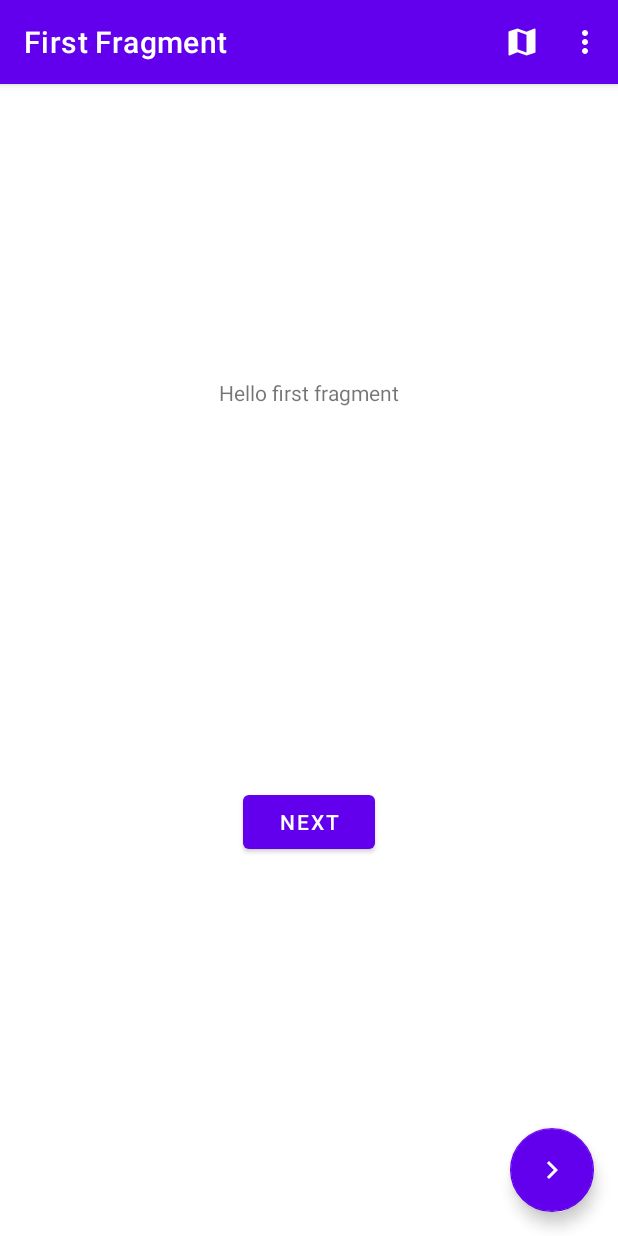
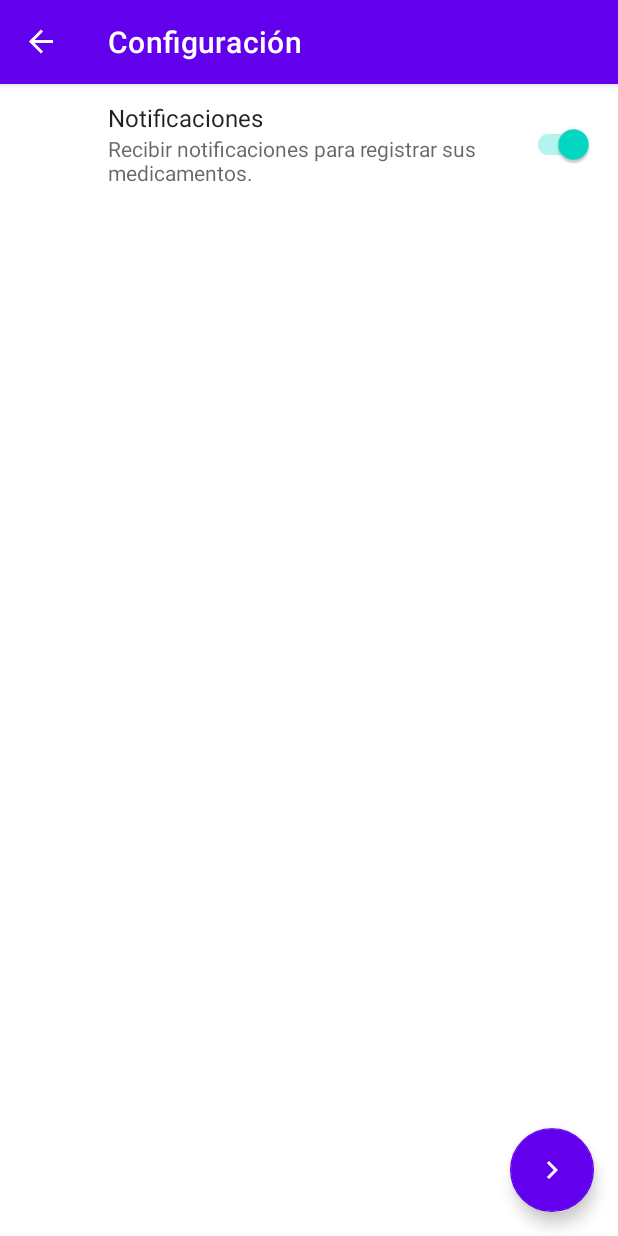
Before and after one commit to Totremont/MedicaTrack, an Android app: the screen it shows after launch (MainActivity), in the options menu, after a tap on "Configuración", on a phone screen of 412 x 824 dp. Run offline under Robolectric (Android 15) with nearby library versions, the phone set to English and light mode, and no system bars; our stand-ins replace androidx.preference, navigation-ui; 2 statements that could not run were skipped.

Commit message:
se agrega fragmento de settings

```diff
--- a/app/build.gradle
+++ b/app/build.gradle
@@ -42,8 +42,9 @@ dependencies {
     implementation 'com.android.support.constraint:constraint-layout:2.0.4'
     implementation 'android.arch.navigation:navigation-fragment:1.0.0'
     implementation 'android.arch.navigation:navigation-ui:1.0.0'
-    implementation 'androidx.appcompat:appcompat:1.4.1'
+    implementation 'androidx.appcompat:appcompat:1.6.0'
     implementation 'androidx.constraintlayout:constraintlayout:2.1.3'
+    implementation 'androidx.preference:preference:1.2.0' // Da problemas
     testImplementation 'junit:junit:4.13.2'
     androidTestImplementation 'com.android.support.test.espresso:espresso-core:3.0.2'
 
--- a/app/src/main/java/com/example/medicatrack/MainActivity.java
+++ b/app/src/main/java/com/example/medicatrack/MainActivity.java
@@ -3,7 +3,9 @@ package com.example.medicatrack;
 import android.app.Activity;
 import android.app.NotificationChannel;
 import android.app.NotificationManager;
+import android.content.Context;
 import android.content.Intent;
+import android.content.SharedPreferences;
 import android.os.Build;
 import android.os.Bundle;
 
@@ -16,6 +18,8 @@ import androidx.navigation.NavController;
 import androidx.navigation.Navigation;
 import androidx.navigation.ui.AppBarConfiguration;
 import androidx.navigation.ui.NavigationUI;
+import androidx.preference.Preference;
+import androidx.preference.PreferenceManager;
 
 import com.example.medicatrack.creacion.CreacionActivity;
 import com.example.medicatrack.databinding.ActivityMainBinding;
@@ -38,7 +42,14 @@ public class MainActivity extends AppCompatActivity {
         binding = ActivityMainBinding.inflate(getLayoutInflater());
         setContentView(binding.getRoot());
 
-        createNotificationChannel();
+        SharedPreferences sharedPreferences = PreferenceManager.getDefaultSharedPreferences(getApplicationContext());
+        SharedPreferences.Editor editor = sharedPreferences.edit();
+        if(sharedPreferences.getBoolean("recibir_not", true)){ // Si no existe (defValue == true) o tiene valor true
+            createNotificationChannel();
+            editor.putBoolean("recibir_not",true);
+        }
+
+
 
         setSupportActionBar(binding.toolbar);
 
@@ -91,6 +102,12 @@ public class MainActivity extends AppCompatActivity {
 
         //noinspection SimplifiableIfStatement
         if (id == R.id.action_settings) {
+            NavController navController = Navigation.findNavController(this, R.id.nav_host_fragment_content_main);
+            navController.navigate(R.id.action_global_settingsFragment);
+            return true;
+        }
+        if(id == R.id.action_map){
+
             return true;
         }
 
--- /dev/null
+++ b/app/src/main/java/com/example/medicatrack/SettingsFragment.java
@@ -0,0 +1,77 @@
+package com.example.medicatrack;
+
+import static android.content.Context.MODE_APPEND;
+import static android.content.Context.MODE_PRIVATE;
+
+import android.app.NotificationChannel;
+import android.app.NotificationManager;
+import android.content.Context;
+import android.content.SharedPreferences;
+import android.os.Build;
+import android.os.Bundle;
+import android.view.Menu;
+import android.view.View;
+
+import androidx.annotation.NonNull;
+import androidx.annotation.Nullable;
+import androidx.preference.Preference;
+import androidx.preference.PreferenceFragmentCompat;
+import androidx.preference.PreferenceManager;
+
+public class SettingsFragment extends PreferenceFragmentCompat {
+
+    @Override
+    public void onCreatePreferences(Bundle savedInstanceState, String rootKey) {
+        setPreferencesFromResource(R.xml.root_preferences, rootKey);
+        setHasOptionsMenu(true);
+    }
+
+    @Override
+    public void onPrepareOptionsMenu(@NonNull Menu menu) {
+        menu.clear(); // Para borrar las opciones de la toolbar
+    }
+
+    @Override
+    public void onViewCreated(@NonNull View view, @Nullable Bundle savedInstanceState) {
+
+        super.onViewCreated(view, savedInstanceState);
+
+        Preference recibirNotificaciones = findPreference("recibir_not");
+
+        SharedPreferences sharedPreferences = PreferenceManager.getDefaultSharedPreferences(getActivity().getApplicationContext());
+
+        NotificationManager notificationManager = (NotificationManager) getContext().getSystemService(Context.NOTIFICATION_SERVICE);
+
+        recibirNotificaciones.setOnPreferenceChangeListener((Preference preference, Object newValue) -> {
+            if (newValue.equals(true)) {
+                createNotificationChannel();
+                sharedPreferences.edit().putBoolean("recibir_not",true);
+                return true;
+            } else {
+                // Eliminar canal de notificaciones de medicamentos
+                notificationManager.deleteNotificationChannel(getString(R.string.channel_id));
+                sharedPreferences.edit().putBoolean("recibir_not",false);
+                return true;
+            }
+        });
+
+    }
+
+    private void createNotificationChannel() {
+        // Create the NotificationChannel, but only on API 26+ because
+        // the NotificationChannel class is new and not in the support library
+        if (Build.VERSION.SDK_INT >= Build.VERSION_CODES.O) {
+            CharSequence name = getString(R.string.channel_name);
+            String description = getString(R.string.channel_description);
+            String CHANNEL_ID = getString(R.string.channel_id);
+            int importance = NotificationManager.IMPORTANCE_DEFAULT;
+            NotificationChannel channel = new NotificationChannel(CHANNEL_ID, name, importance);
+            channel.setDescription(description);
+            // Register the channel with the system; you can't change the importance
+            // or other notification behaviors after this
+            NotificationManager notificationManager = getContext().getSystemService(NotificationManager.class);
+            notificationManager.createNotificationChannel(channel);
+        }
+    }
+
+}
--- a/app/src/main/res/navigation/nav_graph.xml
+++ b/app/src/main/res/navigation/nav_graph.xml
@@ -3,8 +3,10 @@
     xmlns:app="http://schemas.android.com/apk/res-auto"
     xmlns:tools="http://schemas.android.com/tools"
     android:id="@+id/nav_graph"
+    app:startDestination="@id/navigation2">
+
+    <navigation android:id="@+id/navigation2"
         app:startDestination="@id/FirstFragment">
-
         <fragment
             android:id="@+id/FirstFragment"
             android:name="com.example.medicatrack.FirstFragment"
@@ -25,4 +27,12 @@
                 android:id="@+id/action_SecondFragment_to_FirstFragment"
                 app:destination="@id/FirstFragment" />
         </fragment>
+        <action
+            android:id="@+id/action_global_settingsFragment"
+            app:destination="@id/settingsFragment" />
     </navigation>
+    <fragment
+        android:id="@+id/settingsFragment"
+        android:name="com.example.medicatrack.SettingsFragment"
+        android:label="Configuración" />
+</navigation>
--- a/app/src/main/res/values/strings.xml
+++ b/app/src/main/res/values/strings.xml
@@ -61,4 +61,13 @@
 
     <string name="hello_first_fragment">Hello first fragment</string>
     <string name="hello_second_fragment">Hello second fragment. Arg: %1$s</string>
+    <!-- Preference Titles -->
+    <string name="messages_header">Messages</string>
+    <string name="sync_header">Sync</string>
+
+    <!-- Preferences -->
+    <string name="notificaciones">Notificaciones</string>
+    <string name="summary_not">Recibir notificaciones para registrar sus medicamentos.
+    </string>
+    <string name="title_not">Notificaciones</string>
 </resources>
--- /dev/null
+++ b/app/src/main/res/xml/root_preferences.xml
@@ -0,0 +1,13 @@
+<PreferenceScreen xmlns:app="http://schemas.android.com/apk/res-auto">
+
+    <PreferenceCategory app:title="@string/notificaciones">
+
+        <SwitchPreferenceCompat
+            app:key="recibir_not"
+            app:summary="@string/summary_not"
+            app:title="@string/notificaciones"
+            app:defaultValue="true"/>
+
+    </PreferenceCategory>
+
+</PreferenceScreen>
```
Also changed, not shown: app/src/main/res/values/arrays.xml (added, +12 -0 lines). Lines whose indentation alone changed are shown as unchanged.
